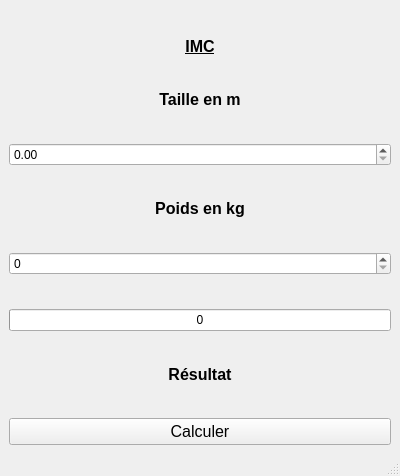
Above: bmi-calculator/mainwindow.ui from ChrisBradford2/BMI-Calculator before the change. Below: the same form after it.
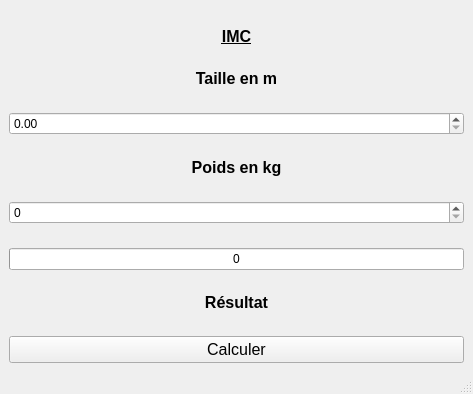
That is the form after the change. Icons and pictures are not drawn.

Commit message: feat : icon

Diff of the .ui file:
```diff
--- a/bmi-calculator/mainwindow.ui
+++ b/bmi-calculator/mainwindow.ui
@@ -6,8 +6,8 @@
    <rect>
     <x>0</x>
     <y>0</y>
-    <width>400</width>
-    <height>476</height>
+    <width>473</width>
+    <height>394</height>
    </rect>
   </property>
   <property name="windowTitle">
```
Left out of the diff: 4 changed lines with no effect on the pictures. The commit also changes 1 other file.
